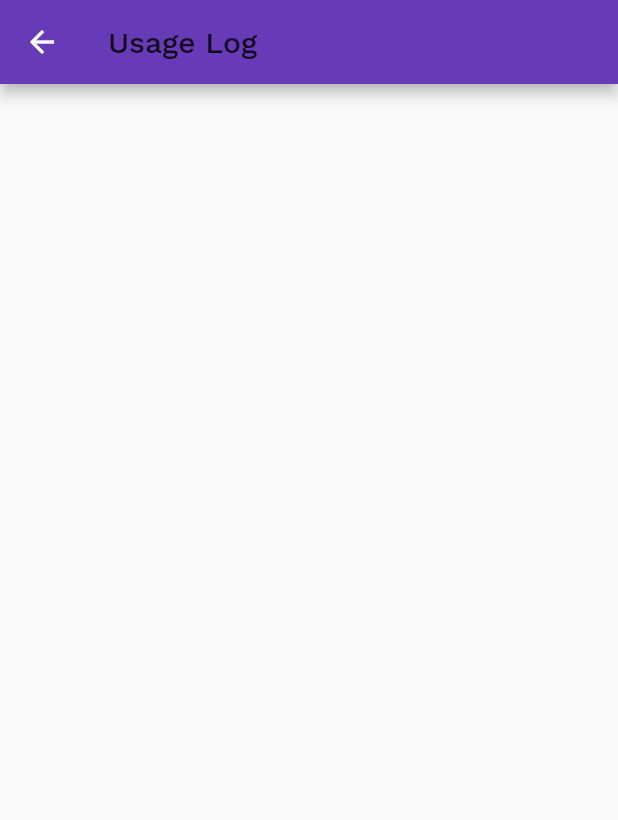
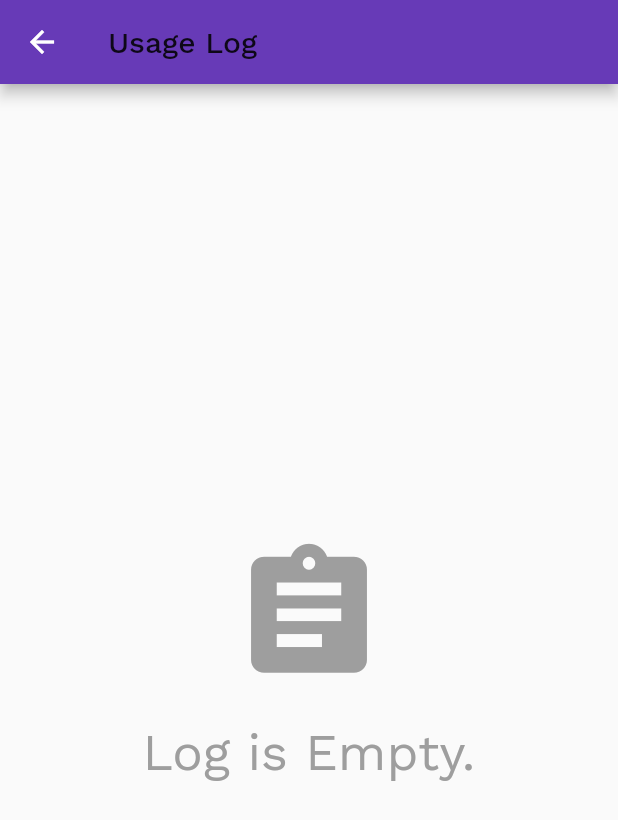
Before and after one commit to ginduc/rapidpass-checkpoint, a Flutter app: the UsageLogScreen screen opened by its route, on a phone screen of 412 x 824 dp. Shown: the top 820 px of the screen. Run offline on Flutter 3.47's test engine with Material 2 defaults, Android fonts, the phone set to English and light mode, and no system bars; our stand-ins replace audioplayers, connectivity, convert, dio, flutter_linkify, flutter_local_notifications and 14 more; missing offline and left inert: ai_barcode, device_id, imei_plugin, pointycastle, qrcode; accounts and stored records are empty; generated files the repository leaves out were written again.

Commit message:
Show empty when no usage log.

```diff
--- a/lib/screens/usage_log_screen.dart
+++ b/lib/screens/usage_log_screen.dart
@@ -37,7 +37,8 @@ class _UsageLogScreenState extends State<UsageLogScreen> {
                   builder: (bContext, bSnapshot) {
                     if (bSnapshot.connectionState == ConnectionState.done) {
                       final List<UsageDateLog> logs = bSnapshot.data;
-                      return ListView.separated(
+                      return logs.isNotEmpty
+                          ? ListView.separated(
                               itemCount: logs.length,
                               separatorBuilder: (context, count) {
                                 return const Divider(
@@ -47,7 +48,8 @@ class _UsageLogScreenState extends State<UsageLogScreen> {
                               },
                               itemBuilder: (bContext, index) =>
                                   _buildDateLog(logs[logs.length - index - 1]),
-                      );
+                            )
+                          : _buildEmptyLog();
                     } else {
                       return CircularProgressIndicator();
                     }
@@ -73,4 +75,30 @@ class _UsageLogScreenState extends State<UsageLogScreen> {
       ),
     );
   }
+
+  _buildEmptyLog() {
+    Size size = MediaQuery.of(context).size;
+    return Container(
+      padding: EdgeInsets.all(20.0),
+      child: Center(
+        child: Column(
+          mainAxisAlignment: MainAxisAlignment.center,
+          crossAxisAlignment: CrossAxisAlignment.center,
+          children: <Widget>[
+            Icon(Icons.assignment,
+                size: size.width * 0.25,
+                color: Colors.grey),
+            SizedBox(height: 20.0,),
+            Text(
+              'Log is Empty.',
+              style: Theme.of(context).textTheme.display1.apply(
+                    color: Colors.grey,
+                  ),
+              textAlign: TextAlign.center,
+            ),
+          ],
+        ),
+      ),
+    );
   }
+}
```
Lines whose indentation alone changed are shown as unchanged.
